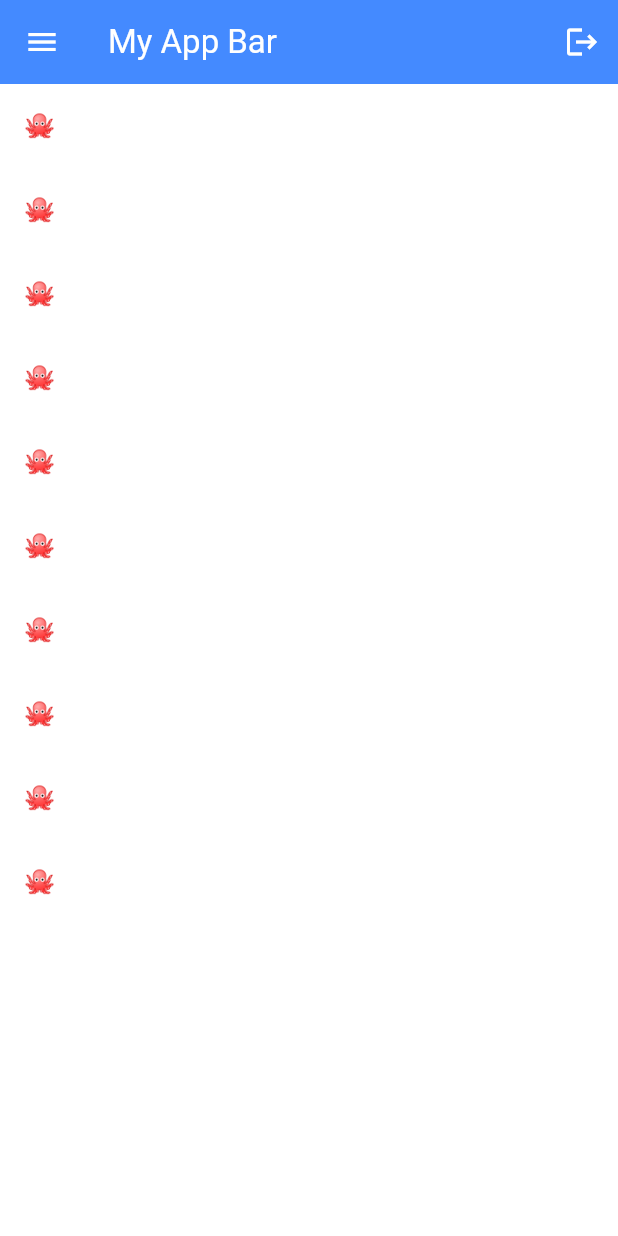
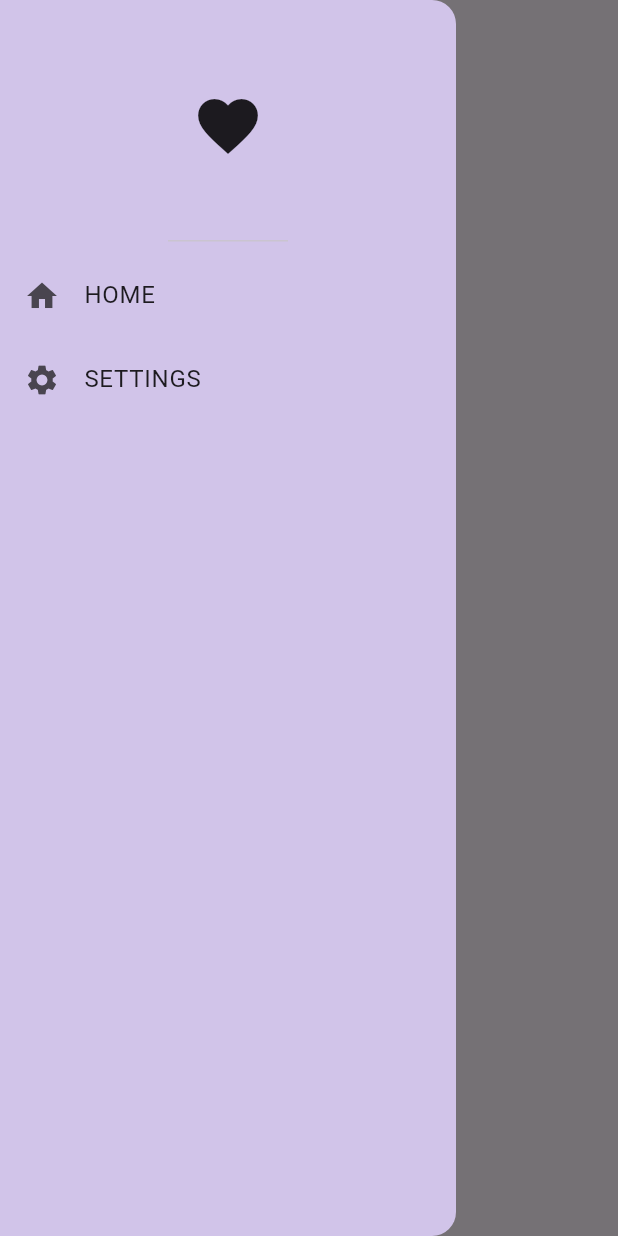
Before and after one commit to radude89/flutter_personal_projects, a Flutter app: the screen it shows after launch, with the side drawer open (before the commit the screen has no drawer), on a phone screen of 412 x 824 dp. Run offline on Flutter 3.47's test engine with Material 3 defaults, Android fonts, the phone set to English and light mode, and no system bars.

```diff
--- a/first_project/lib/main.dart
+++ b/first_project/lib/main.dart
@@ -1,46 +1,25 @@
+import 'package:first_project/pages/first_page.dart';
+import 'package:first_project/pages/home_page.dart';
+import 'package:first_project/pages/settings_page.dart';
 import 'package:flutter/material.dart';
 
 void main() {
-  runApp(const MyApp());
+  runApp(MyApp());
 }
 
 class MyApp extends StatelessWidget {
-  const MyApp({super.key});
+  MyApp({super.key});
 
   @override
   Widget build(BuildContext context) {
     return MaterialApp(
       debugShowCheckedModeBanner: false,
-      home: Scaffold(
-        backgroundColor: Colors.white,
-        appBar: AppBar(
-          title: const Text(
-              "My App Bar",
-            style: TextStyle(color: Colors.white),
-          ),
-          backgroundColor: Colors.blueAccent,
-          elevation: 0,
-          leading: const Icon(
-              Icons.menu,
-            color: Colors.white,
-          ),
-          actions: [
-            IconButton(
-                onPressed: () {},
-                icon: const Icon(
-                    Icons.logout,
-                  color: Colors.white,
-                )
-            )
-          ],
-        ),
-        body: ListView.builder(
-          itemCount: 10,
-          itemBuilder: (context, index) => const ListTile(
-            title: Text("🐙")
-          ),
-        ),
-      ),
+      home: FirstPage(),
+      routes: {
+        '/firstpage' :(context) => FirstPage(),
+        '/homepage': (context) => HomePage(),
+        '/settingspage': (context) => SettingsPage(),
+      },
     );
   }
 }
--- /dev/null
+++ b/first_project/lib/pages/first_page.dart
@@ -0,0 +1,46 @@
+// ignore_for_file: prefer_const_constructors, prefer_const_literals_to_create_immutables
+
+import 'package:flutter/material.dart';
+
+class FirstPage extends StatelessWidget {
+  const FirstPage({super.key});
+
+  @override
+  Widget build(BuildContext context) {
+    return Scaffold(
+      appBar: AppBar(
+        title: Text("1st page"),
+      ),
+      drawer: Drawer(
+        backgroundColor: Colors.deepPurple[100],
+        child: Column(
+          children: [
+            DrawerHeader(
+                child: Icon(
+                  Icons.favorite,
+                  size: 48,
+                ),
+            ),
+
+            ListTile(
+              leading: Icon(Icons.home),
+              title: Text("HOME"),
+              onTap: () {
+                Navigator.pop(context);
+                Navigator.pushNamed(context, '/homepage');
+              },
+            ),
+
+            ListTile(
+              leading: Icon(Icons.settings),
+              title: Text("SETTINGS"),
+              onTap: () {
+                Navigator.pushNamed(context, '/settingspage');
+              },
+            )
+          ],
+        ),
+      ),
+    );
+  }
+}
```
Also changed, not shown: first_project/lib/pages/home_page.dart (added, +14 -0 lines), first_project/lib/pages/settings_page.dart (added, +14 -0 lines).
